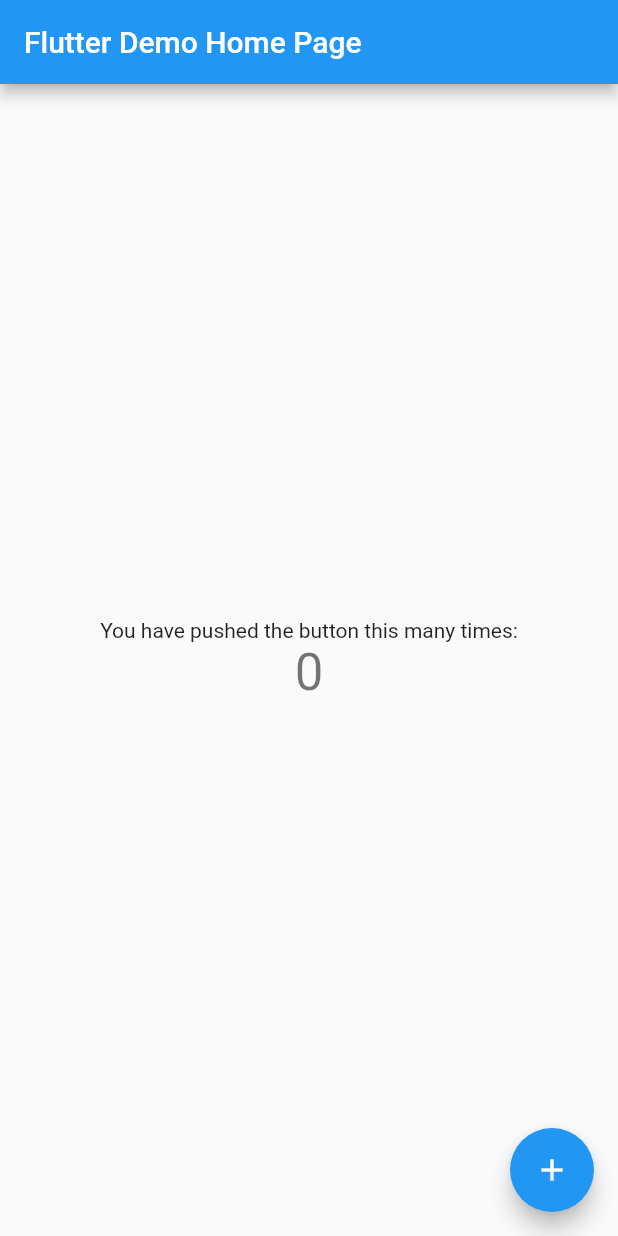
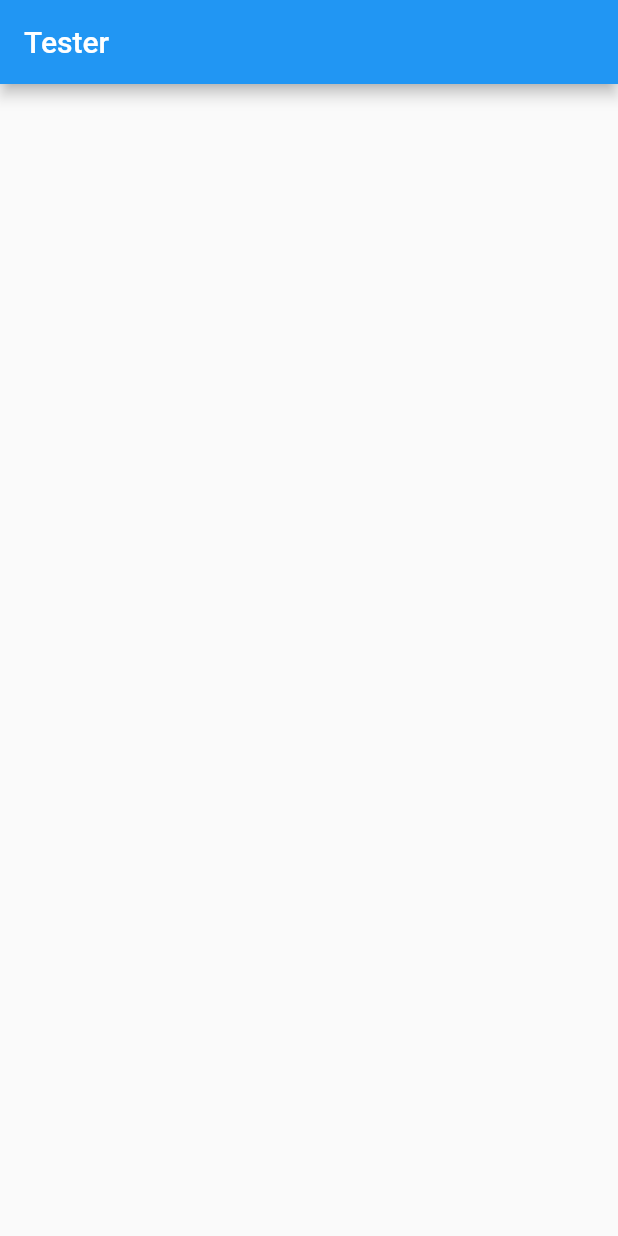
Before and after one commit to dhavara/Stellaris, a Flutter app: the screen it shows after launch, on a phone screen of 412 x 824 dp. Run offline on Flutter 3.47's test engine with Material 2 defaults, Android fonts, the phone set to English and light mode, and no system bars.

Commit message:
removed counter

```diff
--- a/lib/main.dart
+++ b/lib/main.dart
@@ -15,7 +15,7 @@
       theme: ThemeData(
         primarySwatch: Colors.blue,
       ),
-      home: const MyHomePage(title: 'Flutter Demo Home Page'),
+      home: const MyHomePage(title: 'Tester'),
     );
   }
 }
@@ -30,13 +30,7 @@
 }
 
 class _MyHomePageState extends State<MyHomePage> {
-  int _counter = 0;
 
-  void _incrementCounter() {
-    setState(() {
-      _counter++;
-    });
-  }
 
   @override
   Widget build(BuildContext context) {
@@ -46,22 +40,7 @@
       ),
       body: Center(
         child: Column(
-          mainAxisAlignment: MainAxisAlignment.center,
-          children: <Widget>[
-            const Text(
-              'You have pushed the button this many times:',
-            ),
-            Text(
-              '$_counter',
-              style: Theme.of(context).textTheme.headline4,
-            ),
-          ],
         ),
-      ),
-      floatingActionButton: FloatingActionButton(
-        onPressed: _incrementCounter,
-        tooltip: 'Increment',
-        child: const Icon(Icons.add),
       ), // This trailing comma makes auto-formatting nicer for build methods.
     );
   }
```
